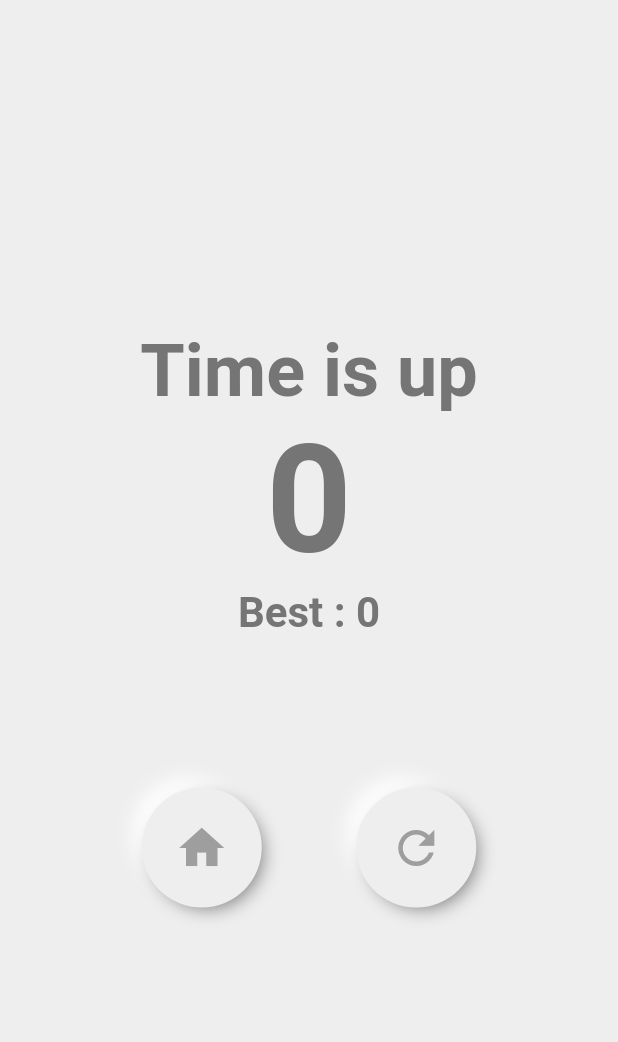
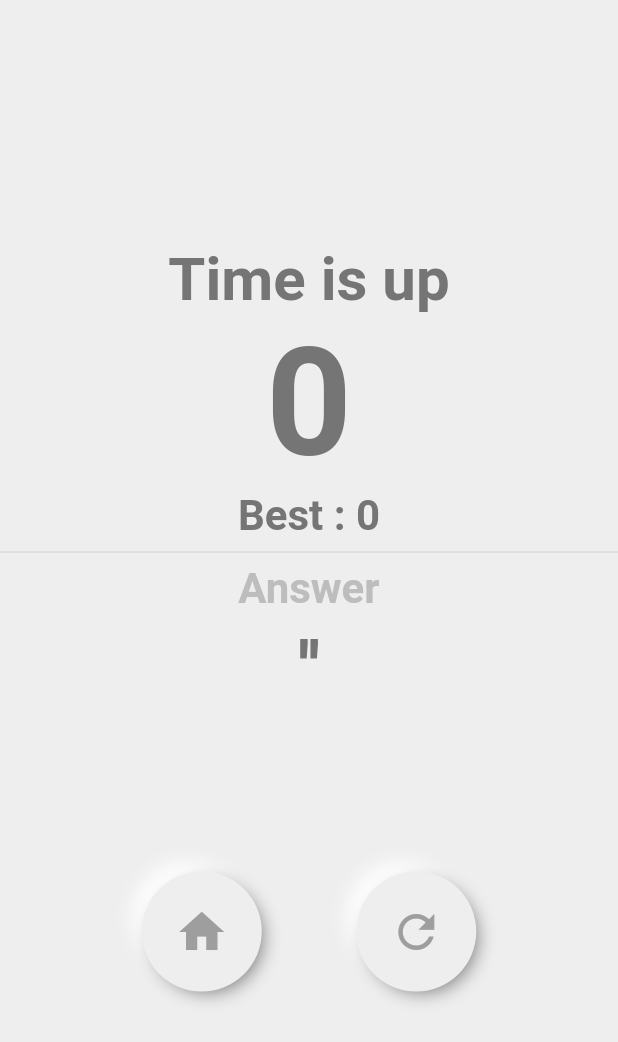
Before and after one commit to vel-jack/wordrush, a Flutter app: the GameOverPage screen opened directly with empty values, on a phone screen of 412 x 824 dp. Shown: the top 1042 px of the screen. Run offline on Flutter 3.47's test engine with Material 2 defaults, Android fonts, the light colour scheme and no system bars; our stand-ins replace audioplayers, bloc, cloud_firestore, equatable, firebase_auth, firebase_core and 7 more; accounts and stored records are empty.

Commit message:
answer for last word added

```diff
--- a/lib/views/game_over.dart
+++ b/lib/views/game_over.dart
@@ -25,13 +25,25 @@ class GameOverPage extends StatelessWidget {
           children: [
             const GreyText(
               'Time is up',
-              size: 48,
+              size: 40,
             ),
             GreyText(
               '$score',
               size: 100,
             ),
             GreyText('Best : $bestScore'),
+            const Divider(),
+            const GreyText(
+              'Answer',
+              isDown: true,
+            ),
+            Padding(
+              padding: const EdgeInsets.all(8.0),
+              child: GreyText(
+                "'$word'",
+                size: 48,
+              ),
+            ),
             const SizedBox(
               height: 100,
             ),
```
Also changed, not shown: lib/utils/words.dart (+8 -6 lines), pubspec.lock.
